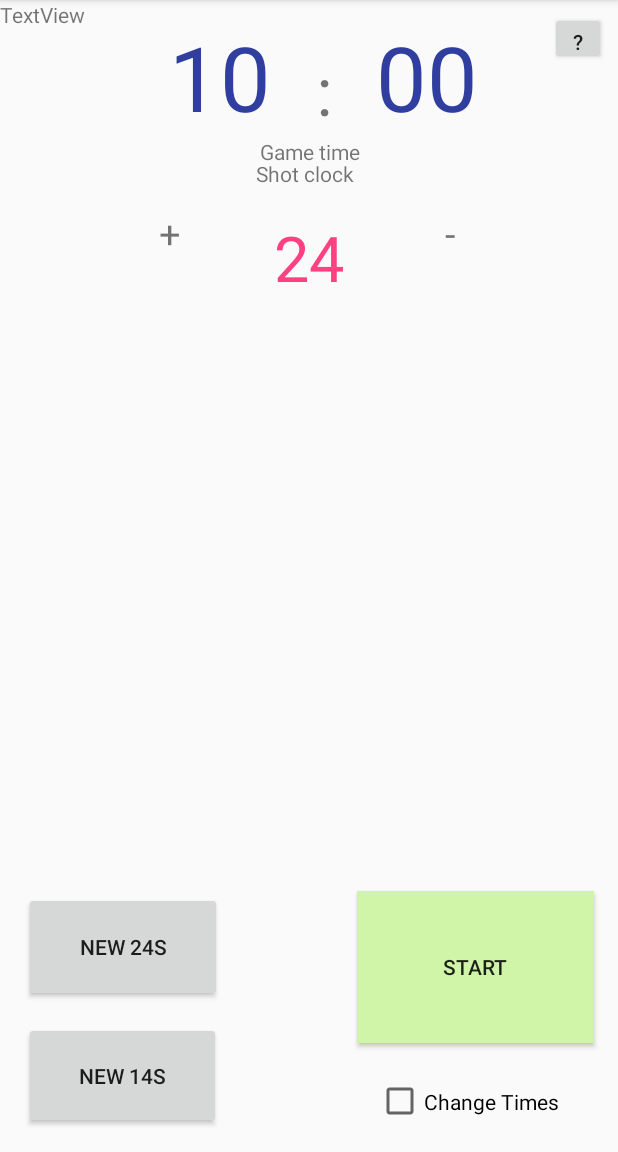
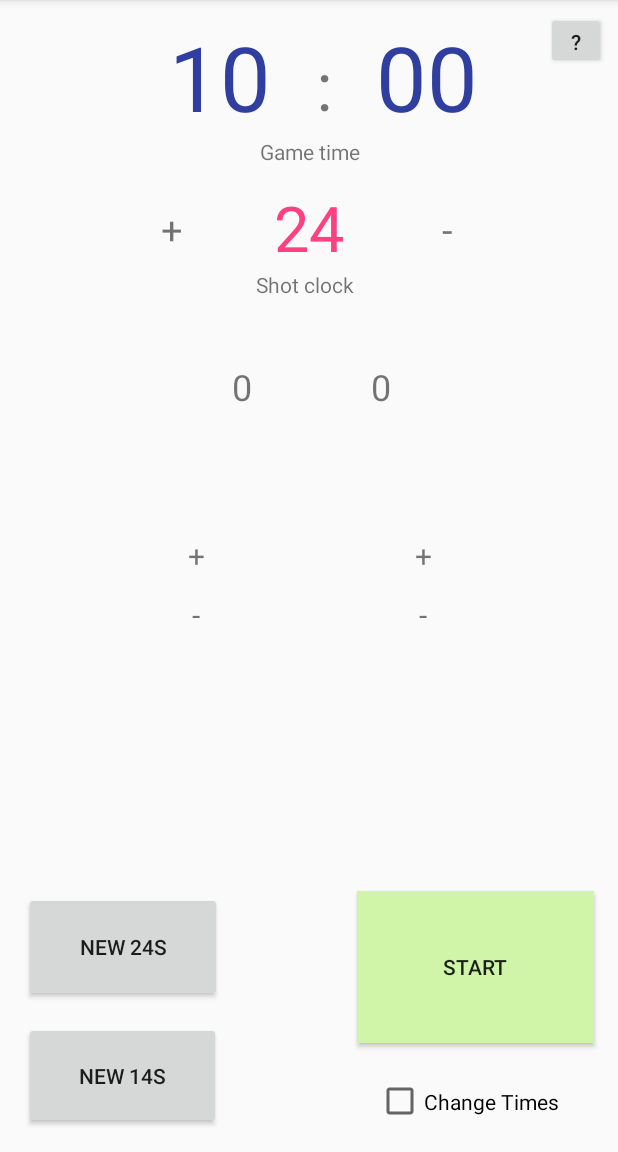
Before and after one commit to rehne93/android-basketball-timer, an Android app: the screen it shows after launch (MainActivity), on a phone screen of 412 x 824 dp, the part 84-1236 px from its top. Run offline under Robolectric (Android 15) with nearby library versions, the phone set to English and light mode, and no system bars; our stand-ins replace ButterKnife.

Commit message:
Fixed Layout in Vertical

```diff
--- a/app/build.gradle
+++ b/app/build.gradle
@@ -7,8 +7,8 @@ android {
         applicationId "de.baernreuther.basketballcountdowntimer"
         minSdkVersion 15
         targetSdkVersion 25
-        versionCode 3
-        versionName "0.1.1b"
+        versionCode 4
+        versionName "0.2b"
         testInstrumentationRunner "android.support.test.runner.AndroidJUnitRunner"
     }
     buildTypes {
--- a/app/src/main/java/de/baernreuther/basketballcountdowntimer/MainActivity.java
+++ b/app/src/main/java/de/baernreuther/basketballcountdowntimer/MainActivity.java
@@ -12,7 +12,8 @@ import butterknife.BindView;
 import butterknife.ButterKnife;
 import de.baernreuther.basketballcountdowntimer.countdowntimer.GameTimeCountdownTimer;
 import de.baernreuther.basketballcountdowntimer.countdowntimer.ShotClockCountdownTimer;
-import de.baernreuther.basketballcountdowntimer.enums.ADD_SECOND;
+import de.baernreuther.basketballcountdowntimer.enums.ADD_OR_REMOVE;
+import de.baernreuther.basketballcountdowntimer.listener.buttons.AddOrRemovePointsListener;
 import de.baernreuther.basketballcountdowntimer.listener.buttons.HelpListener;
 import de.baernreuther.basketballcountdowntimer.listener.buttons.RefreshShotClockListener;
 import de.baernreuther.basketballcountdowntimer.listener.buttons.StartStopGameListener;
@@ -45,26 +46,54 @@ public class MainActivity extends AppCompatActivity {
     Media Player to play the game finish sounds.
      */
     private static MediaPlayer mediaPlayer;
+
     @BindView(R.id.startGameButton)
     Button startPauseGameTimeButton;
+
     @BindView(R.id.refreshAttackTime)
     Button newShotClockButton;
+
     @BindView(R.id.offensiveReboundButton)
     Button newOffenseShotClockButton;
+
     @BindView(R.id.helpButton)
     Button helpButton;
+
     @BindView(R.id.minutesLeft)
     EditText minutesLeft;
+
     @BindView(R.id.secondsLeft)
     EditText secondsLeft;
+
     @BindView(R.id.shotClock)
     EditText shotClock;
+
     @BindView(R.id.editFieldsCheckbox)
     CheckBox editFieldsCheckbox;
+
     @BindView(R.id.addSeconds)
     TextView addShotClockSecondTextView;
+
     @BindView(R.id.removeSeconds)
     TextView removeShotClockSecondTextView;
+
+    @BindView(R.id.addHomePoints)
+    TextView addHomePointsButton;
+
+    @BindView(R.id.removeHomePoints)
+    TextView removeHomePointsButton;
+
+    @BindView(R.id.addGuestPoints)
+    TextView addGuestPointsButton;
+
+    @BindView(R.id.removeGuestPoints)
+    TextView removeGuestPointsButton;
+
+    @BindView(R.id.homeResult)
+    TextView homeResultTextView;
+
+    @BindView(R.id.guestResult)
+    TextView guestResultTextView;
 
     /*
     Returns a media player if it exists.
@@ -122,14 +151,20 @@ public class MainActivity extends AppCompatActivity {
         startPauseGameTimeButton.setOnClickListener(new StartStopGameListener(shotClock, startPauseGameTimeButton, editFieldsCheckbox));
         helpButton.setOnClickListener(new HelpListener(this));
 
+        addGuestPointsButton.setOnClickListener(new AddOrRemovePointsListener(guestResultTextView, ADD_OR_REMOVE.ADD, startPauseGameTimeButton));
+        addHomePointsButton.setOnClickListener(new AddOrRemovePointsListener(homeResultTextView, ADD_OR_REMOVE.ADD, startPauseGameTimeButton));
+        removeGuestPointsButton.setOnClickListener(new AddOrRemovePointsListener(guestResultTextView, ADD_OR_REMOVE.REMOVE, startPauseGameTimeButton));
+        removeHomePointsButton.setOnClickListener(new AddOrRemovePointsListener(homeResultTextView, ADD_OR_REMOVE.REMOVE, startPauseGameTimeButton));
+
+
         shotClock.addTextChangedListener(new AttackTimeEditText(editFieldsCheckbox, shotClock, this));
         minutesLeft.addTextChangedListener(new GameTimeEditText(editFieldsCheckbox, minutesLeft, secondsLeft));
         secondsLeft.addTextChangedListener(new GameTimeEditText(editFieldsCheckbox, minutesLeft, secondsLeft));
 
         editFieldsCheckbox.setOnCheckedChangeListener(new ChangeValuesCheckBox(this, editFieldsCheckbox));
 
-        addShotClockSecondTextView.setOnClickListener(new AddOrRemoveShotclockTime(shotClock, ADD_SECOND.ADD_MINUTE, startPauseGameTimeButton));
-        removeShotClockSecondTextView.setOnClickListener(new AddOrRemoveShotclockTime(shotClock, ADD_SECOND.REMOVE_MINUTE, startPauseGameTimeButton));
+        addShotClockSecondTextView.setOnClickListener(new AddOrRemoveShotclockTime(shotClock, ADD_OR_REMOVE.ADD, startPauseGameTimeButton));
+        removeShotClockSecondTextView.setOnClickListener(new AddOrRemoveShotclockTime(shotClock, ADD_OR_REMOVE.REMOVE, startPauseGameTimeButton));
     }
 
 
--- a/app/src/main/java/de/baernreuther/basketballcountdowntimer/enums/ADD_SECOND.java
+++ b/app/src/main/java/de/baernreuther/basketballcountdowntimer/enums/ADD_OR_REMOVE.java
@@ -4,6 +4,6 @@ package de.baernreuther.basketballcountdowntimer.enums;
  * Created by René on 10.04.2017.
  */
 
-public enum ADD_SECOND {
-    ADD_MINUTE, REMOVE_MINUTE
+public enum ADD_OR_REMOVE {
+    ADD, REMOVE
 }
--- /dev/null
+++ b/app/src/main/java/de/baernreuther/basketballcountdowntimer/listener/buttons/AddOrRemovePointsListener.java
@@ -0,0 +1,70 @@
+package de.baernreuther.basketballcountdowntimer.listener.buttons;
+
+import android.view.View;
+import android.widget.Button;
+import android.widget.TextView;
+
+import de.baernreuther.basketballcountdowntimer.R;
+import de.baernreuther.basketballcountdowntimer.countdowntimer.GameTimeCountdownTimer;
+import de.baernreuther.basketballcountdowntimer.countdowntimer.ShotClockCountdownTimer;
+import de.baernreuther.basketballcountdowntimer.enums.ADD_OR_REMOVE;
+
+/**
+ * Created by René Bärnreuther on 11.04.2017.
+ * Adds or removes a point for the team.
+ */
+
+public class AddOrRemovePointsListener implements View.OnClickListener {
+
+    /*
+    The textview showing the points
+     */
+    private TextView currentPoints;
+
+    /*
+    What to do: add or remove one point
+     */
+    private ADD_OR_REMOVE whatToDo;
+
+    /*
+    The Button to start the game
+    TODO Make this button an instance for everyone.
+     */
+    private Button startGameButton;
+
+    public AddOrRemovePointsListener(TextView currentPoints, ADD_OR_REMOVE add_or_remove, Button startGameButton) {
+        this.currentPoints = currentPoints;
+        this.whatToDo = add_or_remove;
+        this.startGameButton = startGameButton;
+    }
+
+    /**
+     * Changes the result depending on the click
+     *
+     * @param view
+     */
+    public void onClick(View view) {
+        int currPoints = Integer.valueOf(currentPoints.getText().toString());
+        if (whatToDo == ADD_OR_REMOVE.ADD) {
+            currPoints++;
+        } else if (whatToDo == ADD_OR_REMOVE.REMOVE) {
+            if (currPoints > 0)
+                currPoints--;
+        }
+
+        currentPoints.setText(String.valueOf(currPoints));
+
+        // Everytime someone scores the time has to stop.
+        if (!GameTimeCountdownTimer.getUniqueInstance().isPaused())
+            GameTimeCountdownTimer.getUniqueInstance().pause();
+        if (!ShotClockCountdownTimer.getUniqueInstance().isPaused())
+            ShotClockCountdownTimer.getUniqueInstance().pause();
+
+        if (startGameButton != null) {
+            startGameButton.setText("Start");
+            startGameButton.setBackgroundResource(R.color.game_not_running);
+        }
+
+
+    }
+}
--- a/app/src/main/java/de/baernreuther/basketballcountdowntimer/listener/textviews/AddOrRemoveShotclockTime.java
+++ b/app/src/main/java/de/baernreuther/basketballcountdowntimer/listener/textviews/AddOrRemoveShotclockTime.java
@@ -7,7 +7,7 @@ import android.widget.EditText;
 
 import de.baernreuther.basketballcountdowntimer.countdowntimer.GameTimeCountdownTimer;
 import de.baernreuther.basketballcountdowntimer.countdowntimer.ShotClockCountdownTimer;
-import de.baernreuther.basketballcountdowntimer.enums.ADD_SECOND;
+import de.baernreuther.basketballcountdowntimer.enums.ADD_OR_REMOVE;
 
 /**
  * Created by René Bärnreuther on 10.04.2017.
@@ -30,10 +30,10 @@ public class AddOrRemoveShotclockTime implements View.OnClickListener {
     /*
     Tells me, if we have to add or remove a second.
      */
-    private ADD_SECOND whatToDo;
+    private ADD_OR_REMOVE whatToDo;
 
 
-    public AddOrRemoveShotclockTime(EditText shotClock, ADD_SECOND whatToDo, Button startGameButton) {
+    public AddOrRemoveShotclockTime(EditText shotClock, ADD_OR_REMOVE whatToDo, Button startGameButton) {
         this.shotClock = shotClock;
         this.startGameButton = startGameButton;
         this.whatToDo = whatToDo;
@@ -43,14 +43,14 @@ public class AddOrRemoveShotclockTime implements View.OnClickListener {
     Changes the time on the shotclock.
      */
     private void changeTime() {
-        if (whatToDo == ADD_SECOND.ADD_MINUTE) {
+        if (whatToDo == ADD_OR_REMOVE.ADD) {
             int time = Integer.valueOf(shotClock.getText().toString());
             time++;
             if (time > 30)
                 time = 30;
             shotClock.setText(String.valueOf(time));
             createNewShotClockInstance(time);
-        } else if (whatToDo == ADD_SECOND.REMOVE_MINUTE) {
+        } else if (whatToDo == ADD_OR_REMOVE.REMOVE) {
             int time = Integer.valueOf(shotClock.getText().toString());
             time--;
             if (time < 1)
--- a/app/src/main/res/layout-land/main.xml
+++ b/app/src/main/res/layout-land/main.xml
@@ -35,7 +35,7 @@
         app:layout_constraintHorizontal_bias="0.501"
         app:layout_constraintLeft_toLeftOf="parent"
         app:layout_constraintRight_toRightOf="parent"
-        app:layout_constraintTop_toBottomOf="@+id/textView" />
+        app:layout_constraintTop_toBottomOf="@+id/doublePoint" />
 
     <Button
         android:id="@+id/offensiveReboundButton"
@@ -107,7 +107,7 @@
         app:layout_constraintTop_toTopOf="parent" />
 
     <TextView
-        android:id="@+id/textView"
+        android:id="@+id/doublePoint"
         android:layout_width="wrap_content"
         android:layout_height="wrap_content"
 
@@ -180,4 +180,103 @@
         app:layout_constraintRight_toRightOf="parent"
         app:layout_constraintTop_toTopOf="parent" />
 
+    <TextView
+        android:id="@+id/homeResult"
+        android:layout_width="wrap_content"
+        android:layout_height="wrap_content"
+        android:layout_marginBottom="8dp"
+        android:layout_marginLeft="8dp"
+        android:layout_marginRight="8dp"
+        android:layout_marginTop="41dp"
+        android:text="0"
+        android:textSize="24sp"
+        app:layout_constraintBottom_toBottomOf="parent"
+        app:layout_constraintHorizontal_bias="0.131"
+        app:layout_constraintLeft_toLeftOf="parent"
+        app:layout_constraintRight_toRightOf="parent"
+        app:layout_constraintTop_toTopOf="parent"
+        app:layout_constraintVertical_bias="0.0" />
+
+    <TextView
+        android:id="@+id/guestResult"
+        android:layout_width="wrap_content"
+        android:layout_height="wrap_content"
+        android:layout_marginBottom="8dp"
+        android:layout_marginLeft="8dp"
+        android:layout_marginRight="8dp"
+        android:layout_marginTop="41dp"
+        android:text="0"
+        android:textSize="24sp"
+        app:layout_constraintBottom_toBottomOf="parent"
+        app:layout_constraintHorizontal_bias="0.907"
+        app:layout_constraintLeft_toLeftOf="parent"
+        app:layout_constraintRight_toRightOf="parent"
+        app:layout_constraintTop_toTopOf="parent"
+        app:layout_constraintVertical_bias="0.0" />
+
+    <Button
+        android:id="@+id/addHomePoints"
+        android:layout_width="34dp"
+        android:layout_height="34dp"
+        android:layout_marginBottom="8dp"
+        android:layout_marginLeft="8dp"
+        android:layout_marginRight="8dp"
+        android:layout_marginTop="8dp"
+        android:text="+"
+        android:textSize="14sp"
+        app:layout_constraintBottom_toBottomOf="parent"
+        app:layout_constraintHorizontal_bias="0.053"
+        app:layout_constraintLeft_toLeftOf="parent"
+        app:layout_constraintRight_toRightOf="parent"
+        app:layout_constraintTop_toTopOf="parent"
+        app:layout_constraintVertical_bias="0.033" />
+
+    <Button
+        android:id="@+id/removeHomePoints"
+        android:layout_width="34dp"
+        android:layout_height="34dp"
+        android:layout_marginBottom="8dp"
+        android:layout_marginLeft="8dp"
+        android:layout_marginRight="8dp"
+        android:layout_marginTop="8dp"
+        android:text="-"
+        app:layout_constraintBottom_toBottomOf="parent"
+        app:layout_constraintHorizontal_bias="0.053"
+        app:layout_constraintLeft_toLeftOf="parent"
+        app:layout_constraintRight_toRightOf="parent"
+        app:layout_constraintTop_toTopOf="parent"
+        app:layout_constraintVertical_bias="0.206" />
+
+    <Button
+        android:id="@+id/addGuestPoints"
+        android:layout_width="34dp"
+        android:layout_height="34dp"
+        android:layout_marginBottom="8dp"
+        android:layout_marginLeft="8dp"
+        android:layout_marginRight="8dp"
+        android:layout_marginTop="8dp"
+        android:text="+"
+        android:textSize="14sp"
+        app:layout_constraintBottom_toBottomOf="parent"
+        app:layout_constraintHorizontal_bias="0.985"
+        app:layout_constraintLeft_toLeftOf="parent"
+        app:layout_constraintRight_toRightOf="parent"
+        app:layout_constraintTop_toTopOf="parent"
+        app:layout_constraintVertical_bias="0.033" />
+
+    <Button
+        android:id="@+id/removeGuestPoints"
+        android:layout_width="34dp"
+        android:layout_height="34dp"
+        android:layout_marginBottom="8dp"
+        android:layout_marginLeft="8dp"
+        android:layout_marginRight="8dp"
+        android:layout_marginTop="8dp"
+        android:text="-"
+        app:layout_constraintBottom_toBottomOf="parent"
+        app:layout_constraintHorizontal_bias="0.985"
+        app:layout_constraintLeft_toLeftOf="parent"
+        app:layout_constraintRight_toRightOf="parent"
+        app:layout_constraintTop_toTopOf="parent"
+        app:layout_constraintVertical_bias="0.206" />
 </android.support.constraint.ConstraintLayout>
--- a/app/src/main/res/layout/main.xml
+++ b/app/src/main/res/layout/main.xml
@@ -24,7 +24,7 @@
         android:id="@+id/shotClock"
         android:layout_width="105dp"
         android:layout_height="44dp"
-        android:layout_marginTop="66dp"
+        android:layout_marginTop="49dp"
         android:background="@null"
         android:ems="10"
         android:gravity="center"
@@ -35,7 +35,7 @@
         app:layout_constraintHorizontal_bias="0.501"
         app:layout_constraintLeft_toLeftOf="parent"
         app:layout_constraintRight_toRightOf="parent"
-        app:layout_constraintTop_toBottomOf="@+id/textView" />
+        app:layout_constraintTop_toBottomOf="@+id/doublePoint" />
 
     <Button
         android:id="@+id/offensiveReboundButton"
@@ -88,7 +88,7 @@
         android:textColor="@drawable/edit_text_selector"
         android:textSize="60sp"
         app:layout_constraintLeft_toLeftOf="parent"
-        app:layout_constraintRight_toRightOf="@+id/textView"
+        app:layout_constraintRight_toRightOf="@+id/doublePoint"
         app:layout_constraintTop_toTopOf="parent" />
 
     <EditText
@@ -109,10 +109,10 @@
         app:layout_constraintTop_toTopOf="parent" />
 
     <TextView
-        android:id="@+id/textView"
+        android:id="@+id/doublePoint"
         android:layout_width="wrap_content"
         android:layout_height="wrap_content"
-        android:layout_marginTop="29dp"
+        android:layout_marginTop="26dp"
         android:text=":"
 
         android:textSize="45sp"
@@ -121,10 +121,9 @@
         app:layout_constraintTop_toTopOf="parent" />
 
     <TextView
-        android:id="@+id/textView2"
+        android:id="@+id/gameTimetext"
         android:layout_width="wrap_content"
         android:layout_height="wrap_content"
-        android:layout_marginTop="0dp"
         android:text="Game time"
         app:layout_constraintHorizontal_bias="0.501"
         app:layout_constraintLeft_toLeftOf="parent"
@@ -132,10 +131,9 @@
         app:layout_constraintTop_toBottomOf="@+id/minutesLeft" />
 
     <TextView
-        android:id="@+id/textView3"
+        android:id="@+id/shotClockText"
         android:layout_width="wrap_content"
         android:layout_height="wrap_content"
-        android:layout_marginTop="-94dp"
         android:text="Shot clock"
         app:layout_constraintHorizontal_bias="0.493"
         app:layout_constraintLeft_toLeftOf="parent"
@@ -144,20 +142,23 @@
 
     <Button
         android:id="@+id/helpButton"
-        android:layout_width="37dp"
-        android:layout_height="35dp"
+        android:layout_width="40dp"
+        android:layout_height="38dp"
+        android:layout_marginEnd="8dp"
         android:layout_marginRight="8dp"
         android:layout_marginTop="8dp"
         android:text="\?"
         app:layout_constraintRight_toRightOf="parent"
-        app:layout_constraintTop_toTopOf="parent" />
+        app:layout_constraintTop_toTopOf="parent"
+        tools:layout_editor_absoluteX="312dp" />
 
     <TextView
         android:id="@+id/addSeconds"
         android:layout_width="wrap_content"
         android:layout_height="wrap_content"
-        android:layout_marginLeft="106dp"
-        android:layout_marginTop="138dp"
+        android:layout_marginLeft="103dp"
+        android:layout_marginStart="107dp"
+        android:layout_marginTop="135dp"
         android:clickable="true"
         android:text="+"
         android:textSize="25sp"
@@ -168,20 +169,138 @@
         android:id="@+id/removeSeconds"
         android:layout_width="wrap_content"
         android:layout_height="wrap_content"
-        android:layout_marginRight="108dp"
-        android:layout_marginTop="138dp"
+        android:layout_marginEnd="110dp"
+        android:layout_marginRight="110dp"
+        android:layout_marginTop="135dp"
         android:clickable="true"
         android:text="-"
         android:textSize="25sp"
         app:layout_constraintRight_toRightOf="parent"
         app:layout_constraintTop_toTopOf="parent" />
 
+    <!--- I have honestly no idea why it looks so fucked up in the design menu. Maybe it depends on the screensize too much. Have to test it
+    on different devices to check that
+     TODO -->
     <TextView
-        android:id="@+id/textView4"
+        android:id="@+id/homeResult"
         android:layout_width="wrap_content"
         android:layout_height="wrap_content"
-        android:text="TextView"
-        tools:layout_editor_absoluteX="70dp"
-        tools:layout_editor_absoluteY="247dp" />
+        android:layout_marginBottom="8dp"
+        android:layout_marginEnd="8dp"
+        android:layout_marginLeft="8dp"
+        android:layout_marginRight="8dp"
+        android:layout_marginStart="8dp"
+        android:layout_marginTop="241dp"
+        android:text="0"
+        android:textSize="24sp"
+        app:layout_constraintBottom_toBottomOf="parent"
+        app:layout_constraintHorizontal_bias="0.383"
+        app:layout_constraintLeft_toLeftOf="parent"
+        app:layout_constraintRight_toRightOf="parent"
+        app:layout_constraintTop_toTopOf="parent"
+        app:layout_constraintVertical_bias="0.0" />
+
+    <TextView
+        android:id="@+id/guestResult"
+        android:layout_width="wrap_content"
+        android:layout_height="wrap_content"
+        android:layout_marginBottom="8dp"
+        android:layout_marginEnd="8dp"
+        android:layout_marginLeft="8dp"
+        android:layout_marginRight="8dp"
+        android:layout_marginStart="8dp"
+        android:layout_marginTop="241dp"
+        android:text="0"
+        android:textSize="24sp"
+        app:layout_constraintBottom_toBottomOf="parent"
+        app:layout_constraintHorizontal_bias="0.625"
+        app:layout_constraintLeft_toLeftOf="parent"
+        app:layout_constraintRight_toRightOf="parent"
+        app:layout_constraintTop_toTopOf="parent"
+        app:layout_constraintVertical_bias="0.0" />
+
+    <TextView
+        android:id="@+id/addHomePoints"
+        android:layout_width="25dp"
+        android:layout_height="25dp"
+        android:layout_marginBottom="8dp"
+        android:layout_marginEnd="8dp"
+        android:layout_marginLeft="8dp"
+        android:layout_marginRight="8dp"
+        android:layout_marginStart="8dp"
+        android:layout_marginTop="8dp"
+        android:clickable="true"
+        android:gravity="center"
+        android:text="+"
+        android:textSize="20sp"
+        app:layout_constraintBottom_toBottomOf="parent"
+        app:layout_constraintHorizontal_bias="0.297"
+        app:layout_constraintLeft_toLeftOf="parent"
+        app:layout_constraintRight_toRightOf="parent"
+        app:layout_constraintTop_toTopOf="parent"
+        app:layout_constraintVertical_bias="0.48" />
+
+    <TextView
+        android:id="@+id/removeHomePoints"
+        android:layout_width="25dp"
+        android:layout_height="25dp"
+        android:layout_marginBottom="8dp"
+        android:layout_marginEnd="8dp"
+        android:layout_marginLeft="8dp"
+        android:layout_marginRight="8dp"
+        android:layout_marginStart="8dp"
+        android:layout_marginTop="8dp"
+        android:clickable="true"
+        android:gravity="center"
+        android:text="-"
+        android:textSize="20sp"
+        app:layout_constraintBottom_toBottomOf="parent"
+        app:layout_constraintHorizontal_bias="0.297"
+        app:layout_constraintLeft_toLeftOf="parent"
+        app:layout_constraintRight_toRightOf="parent"
+        app:layout_constraintTop_toTopOf="parent"
+        app:layout_constraintVertical_bias="0.534" />
+
+    <TextView
+        android:id="@+id/addGuestPoints"
+        android:layout_width="25dp"
+        android:layout_height="25dp"
+        android:layout_marginBottom="8dp"
+        android:layout_marginEnd="8dp"
+        android:layout_marginLeft="8dp"
+        android:layout_marginRight="8dp"
+        android:layout_marginStart="8dp"
+        android:layout_marginTop="8dp"
+        android:clickable="true"
+        android:gravity="center"
+        android:text="+"
+        android:textSize="20sp"
+        app:layout_constraintBottom_toBottomOf="parent"
+        app:layout_constraintHorizontal_bias="0.705"
+        app:layout_constraintLeft_toLeftOf="parent"
+        app:layout_constraintRight_toRightOf="parent"
+        app:layout_constraintTop_toTopOf="parent"
+        app:layout_constraintVertical_bias="0.48" />
+
+    <TextView
+        android:id="@+id/removeGuestPoints"
+        android:layout_width="25dp"
+        android:layout_height="25dp"
+        android:layout_marginBottom="8dp"
+        android:layout_marginEnd="8dp"
+        android:layout_marginLeft="8dp"
+        android:layout_marginRight="8dp"
+        android:layout_marginStart="8dp"
+        android:layout_marginTop="8dp"
+        android:clickable="true"
+        android:gravity="center"
+        android:text="-"
+        android:textSize="20sp"
+        app:layout_constraintBottom_toBottomOf="parent"
+        app:layout_constraintHorizontal_bias="0.705"
+        app:layout_constraintLeft_toLeftOf="parent"
+        app:layout_constraintRight_toRightOf="parent"
+        app:layout_constraintTop_toTopOf="parent"
+        app:layout_constraintVertical_bias="0.534" />
 
 </android.support.constraint.ConstraintLayout>
```
Also changed, not shown: 1 other file.
